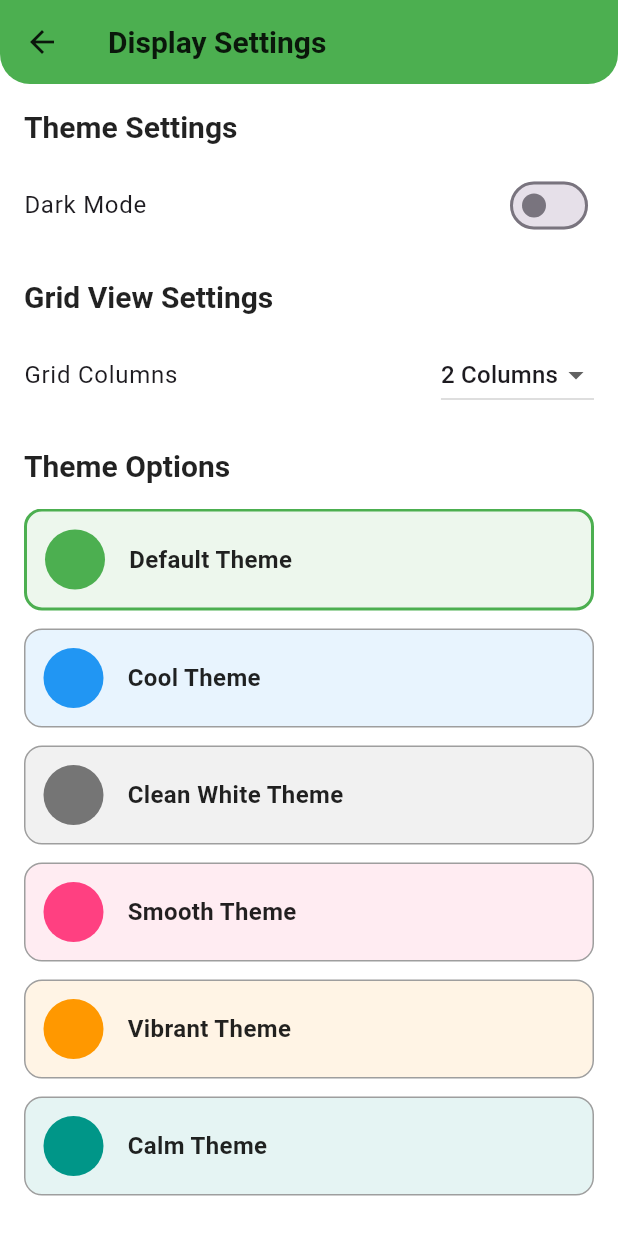
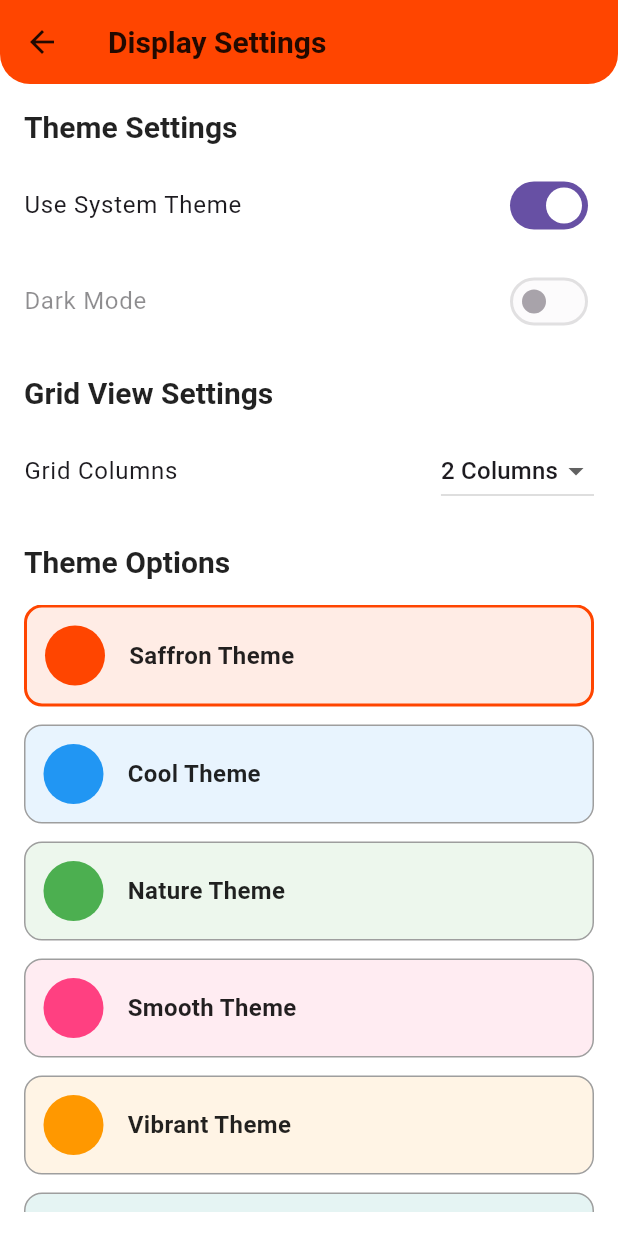
Before and after one commit to DevSon1024/ragadl-app, a Flutter app: the screen it shows after launch, in the side drawer, after a tap on "Display Settings", on a phone screen of 412 x 824 dp. Run offline on Flutter 3.47's test engine with Material 3 defaults, Android fonts, the light colour scheme and no system bars; our stand-ins replace awesome_notifications, cached_network_image, csv, device_info_plus, dio, file_picker and 5 more; missing offline and left inert: flutter_isolate, window_manager.

Commit message:
theme correcction and FAB button padding adjustment for page scrolling

```diff
--- a/lib/main.dart
+++ b/lib/main.dart
@@ -420,6 +420,8 @@ class _HomePageState extends State<HomePage> {
   @override
   Widget build(BuildContext context) {
     return SingleChildScrollView(
+      child: Padding(
+        padding: const EdgeInsets.only(bottom: 80.0), // Add bottom padding to clear BottomAppBar
         child: Column(
           children: [
             // Add draggable region for Windows
@@ -494,7 +496,6 @@ class _HomePageState extends State<HomePage> {
                       color: Theme.of(context).primaryColor,
                     ),
                     title: Text(section['title']),
-                  // Remove explicit drag handle to avoid duplication
                     trailing: Platform.isWindows
                         ? null
                         : Icon(
@@ -507,10 +508,8 @@ class _HomePageState extends State<HomePage> {
                         MaterialPageRoute(builder: (_) => section['page']),
                       );
                     },
-                  // Enable dragging with long press on Windows
                     onLongPress: Platform.isWindows
                         ? () {
-                    // Provide visual feedback for drag start
                       setState(() {});
                     }
                         : null,
@@ -541,10 +540,8 @@ class _HomePageState extends State<HomePage> {
                     ),
                   ),
                   const SizedBox(height: 16),
-                Wrap(
-                  spacing: 12,
-                  runSpacing: 12,
-                  alignment: WrapAlignment.center,
+                  Column(
+                    crossAxisAlignment: CrossAxisAlignment.stretch,
                     children: [
                       _buildSocialMediaItem(
                         context,
@@ -553,6 +550,7 @@ class _HomePageState extends State<HomePage> {
                         'https://www.facebook.com/ragalahari',
                         Colors.blue,
                       ),
+                      const SizedBox(height: 12),
                       _buildSocialMediaItem(
                         context,
                         Icons.alternate_email,
@@ -560,6 +558,7 @@ class _HomePageState extends State<HomePage> {
                         'https://twitter.com/ragalahari',
                         Colors.lightBlue,
                       ),
+                      const SizedBox(height: 12),
                       _buildSocialMediaItem(
                         context,
                         Icons.camera_alt,
@@ -574,6 +573,7 @@ class _HomePageState extends State<HomePage> {
             ),
           ],
         ),
+      ),
     );
   }
 }
--- a/lib/settings/display_settings_page.dart
+++ b/lib/settings/display_settings_page.dart
@@ -37,18 +37,44 @@ class DisplaySettingsPage extends StatelessWidget {
             ),
             const SizedBox(height: 16),
             Consumer<ThemeConfig>(
-              builder: (context, themeConfig, child) => Row(
+              builder: (context, themeConfig, child) => Column(
+                children: [
+                  Row(
+                    mainAxisAlignment: MainAxisAlignment.spaceBetween,
+                    children: [
+                      Text(
+                        'Use System Theme',
+                        style: Theme.of(context).textTheme.bodyLarge,
+                      ),
+                      Switch(
+                        value: themeConfig.useSystemTheme,
+                        onChanged: (value) {
+                          themeConfig.setUseSystemTheme(value);
+                        },
+                      ),
+                    ],
+                  ),
+                  const SizedBox(height: 16),
+                  Row(
                     mainAxisAlignment: MainAxisAlignment.spaceBetween,
                     children: [
                       Text(
                         'Dark Mode',
-                    style: Theme.of(context).textTheme.bodyLarge,
+                        style: Theme.of(context).textTheme.bodyLarge?.copyWith(
+                          color: themeConfig.useSystemTheme
+                              ? Theme.of(context).textTheme.bodyLarge?.color?.withOpacity(0.5)
+                              : Theme.of(context).textTheme.bodyLarge?.color,
+                        ),
                       ),
                       Switch(
                         value: themeConfig.currentThemeMode == ThemeMode.dark,
-                    onChanged: (value) {
+                        onChanged: themeConfig.useSystemTheme
+                            ? null // Disable switch when system theme is enabled
+                            : (value) {
                           themeConfig.toggleTheme();
                         },
+                      ),
+                    ],
                   ),
                 ],
               ),
@@ -99,11 +125,11 @@ class DisplaySettingsPage extends StatelessWidget {
                   children: [
                     _buildThemeContainer(
                       context,
-                      'Default Theme',
-                      Colors.green,
+                      'Saffron Theme',
+                      const Color(0xFFFF4500),
                       themeConfig,
-                      themeName: 'default',
-                      isSelected: themeConfig.currentTheme == 'default',
+                      themeName: 'saffron',
+                      isSelected: themeConfig.currentTheme == 'saffron',
                     ),
                     _buildThemeContainer(
                       context,
@@ -115,11 +141,11 @@ class DisplaySettingsPage extends StatelessWidget {
                     ),
                     _buildThemeContainer(
                       context,
-                      'Clean White Theme',
-                      const Color(0xFF757575),
+                      'Nature Theme',
+                      Colors.green,
                       themeConfig,
-                      themeName: 'cleanWhite',
-                      isSelected: themeConfig.currentTheme == 'cleanWhite',
+                      themeName: 'nature',
+                      isSelected: themeConfig.currentTheme == 'nature',
                     ),
                     _buildThemeContainer(
                       context,
@@ -145,7 +171,6 @@ class DisplaySettingsPage extends StatelessWidget {
                       themeName: 'calm',
                       isSelected: themeConfig.currentTheme == 'calm',
                     ),
-
                   ],
                 ),
               ),
--- a/lib/settings_sidebar.dart
+++ b/lib/settings_sidebar.dart
@@ -161,7 +161,7 @@ class SettingsSidebar extends StatelessWidget {
             Padding(
               padding: const EdgeInsets.all(16.0),
               child: Text(
-                'Version 2.6.2',
+                'Version 2.6.4',
                 style: TextStyle(color: Colors.grey[600], fontSize: 12),
               ),
             ),
--- a/lib/widgets/theme_config.dart
+++ b/lib/widgets/theme_config.dart
@@ -3,7 +3,7 @@ import 'package:shared_preferences/shared_preferences.dart';
 
 class ThemeConfig extends ChangeNotifier {
   // Light Themes
-  static ThemeData defaultTheme = ThemeData(
+  static ThemeData natureTheme = ThemeData(
     primarySwatch: Colors.green,
     primaryColor: Colors.green,
     brightness: Brightness.light,
@@ -11,7 +11,7 @@ class ThemeConfig extends ChangeNotifier {
     cardTheme: CardTheme(
       elevation: 4,
       margin: EdgeInsets.all(8),
-      color: HSLColor.fromColor(Colors.green).withLightness(0.95).toColor(), // Fainted green
+      color: HSLColor.fromColor(Colors.green).withLightness(0.95).toColor(),
     ),
     textTheme: const TextTheme(
       bodyMedium: TextStyle(fontSize: 16, color: Colors.black87),
@@ -28,15 +28,15 @@ class ThemeConfig extends ChangeNotifier {
     ),
   );
 
-  static ThemeData cleanWhiteTheme = ThemeData(
-    primarySwatch: Colors.grey,
-    primaryColor: const Color(0xFF757575), // Neutral grey for accents
+  static ThemeData saffronTheme = ThemeData(
+    primarySwatch: Colors.deepOrange,
+    primaryColor: const Color(0xFFFF4500),
     brightness: Brightness.light,
-    scaffoldBackgroundColor: Colors.white, // Clean white background
-    cardTheme: const CardTheme(
+    scaffoldBackgroundColor: Colors.white,
+    cardTheme: CardTheme(
       elevation: 4,
       margin: EdgeInsets.all(8),
-      color: Color(0xFFF5F5F5), // Light grey for containers
+      color: HSLColor.fromColor(const Color(0xFFFF4500)).withLightness(0.95).toColor(),
     ),
     textTheme: const TextTheme(
       bodyMedium: TextStyle(fontSize: 16, color: Colors.black87),
@@ -44,7 +44,7 @@ class ThemeConfig extends ChangeNotifier {
       titleLarge: TextStyle(fontSize: 20, color: Colors.black87),
     ),
     iconTheme: const IconThemeData(
-      color: Color(0xFF757575), // Neutral grey for icons
+      color: Color(0xFFFF4500),
     ),
     appBarTheme: const AppBarTheme(
       backgroundColor: Colors.white,
@@ -61,7 +61,7 @@ class ThemeConfig extends ChangeNotifier {
     cardTheme: CardTheme(
       elevation: 4,
       margin: EdgeInsets.all(8),
-      color: HSLColor.fromColor(Colors.pinkAccent).withLightness(0.95).toColor(), // Fainted pink
+      color: HSLColor.fromColor(Colors.pinkAccent).withLightness(0.95).toColor(),
     ),
     textTheme: const TextTheme(
       bodyMedium: TextStyle(fontSize: 16, color: Colors.black87),
@@ -86,7 +86,7 @@ class ThemeConfig extends ChangeNotifier {
     cardTheme: CardTheme(
       elevation: 4,
       margin: EdgeInsets.all(8),
-      color: HSLColor.fromColor(Colors.orange).withLightness(0.95).toColor(), // Fainted orange
+      color: HSLColor.fromColor(Colors.orange).withLightness(0.95).toColor(),
     ),
     textTheme: const TextTheme(
       bodyMedium: TextStyle(fontSize: 16, color: Colors.black87),
@@ -111,7 +111,7 @@ class ThemeConfig extends ChangeNotifier {
     cardTheme: CardTheme(
       elevation: 4,
       margin: EdgeInsets.all(8),
-      color: HSLColor.fromColor(Colors.teal).withLightness(0.95).toColor(), // Fainted teal
+      color: HSLColor.fromColor(Colors.teal).withLightness(0.95).toColor(),
     ),
     textTheme: const TextTheme(
       bodyMedium: TextStyle(fontSize: 16, color: Colors.black87),
@@ -136,7 +136,7 @@ class ThemeConfig extends ChangeNotifier {
     cardTheme: const CardTheme(
       elevation: 4,
       margin: EdgeInsets.all(8),
-      color: Color(0xFFE3F2FD), // Fainted blue
+      color: Color(0xFFE3F2FD),
     ),
     textTheme: const TextTheme(
       bodyMedium: TextStyle(fontSize: 16, color: Colors.black87),
@@ -154,7 +154,7 @@ class ThemeConfig extends ChangeNotifier {
   );
 
   // Dark Themes
-  static ThemeData defaultDarkTheme = ThemeData(
+  static ThemeData natureDarkTheme = ThemeData(
     primaryColor: const Color(0xFF2E7D32),
     colorScheme: const ColorScheme.dark(
       primary: Color(0xFF2E7D32),
@@ -169,7 +169,7 @@ class ThemeConfig extends ChangeNotifier {
     cardTheme: CardTheme(
       elevation: 4,
       margin: EdgeInsets.all(8),
-      color: HSLColor.fromColor(const Color(0xFF2E7D32)).withLightness(0.3).toColor(), // Darkened green for containers
+      color: HSLColor.fromColor(const Color(0xFF2E7D32)).withLightness(0.3).toColor(),
     ),
     textTheme: const TextTheme(
       bodyMedium: TextStyle(fontSize: 16, color: Color(0xFFFFFFFF)),
@@ -186,11 +186,11 @@ class ThemeConfig extends ChangeNotifier {
     ),
   );
 
-  static ThemeData cleanWhiteDarkTheme = ThemeData(
-    primaryColor: const Color(0xFF616161),
+  static ThemeData saffronDarkTheme = ThemeData(
+    primaryColor: const Color(0xFFCE3F08),
     colorScheme: const ColorScheme.dark(
-      primary: Color(0xFF616161),
-      secondary: Color(0xFF9E9E9E),
+      primary: Color(0xFFCE3F08),
+      secondary: Color(0xFFFF6F00),
       surface: Color(0xFF424242),
       onPrimary: Color(0xFFFFFFFF),
       onSecondary: Color(0xFFFFFFFF),
@@ -198,10 +198,10 @@ class ThemeConfig extends ChangeNotifier {
     ),
     scaffoldBackgroundColor: const Color(0xFF212121),
     brightness: Brightness.dark,
-    cardTheme: const CardTheme(
+    cardTheme: CardTheme(
       elevation: 4,
       margin: EdgeInsets.all(8),
-      color: Color(0xFF424242),
+      color: HSLColor.fromColor(const Color(0xFFCE3F08)).withLightness(0.3).toColor(),
     ),
     textTheme: const TextTheme(
       bodyMedium: TextStyle(fontSize: 16, color: Color(0xFFFFFFFF)),
@@ -209,7 +209,7 @@ class ThemeConfig extends ChangeNotifier {
       titleLarge: TextStyle(fontSize: 20, color: Color(0xFFFFFFFF)),
     ),
     iconTheme: const IconThemeData(
-      color: Color(0xFF616161),
+      color: Color(0xFFCE3F08),
     ),
     appBarTheme: const AppBarTheme(
       backgroundColor: Color(0xFF212121),
@@ -233,7 +233,7 @@ class ThemeConfig extends ChangeNotifier {
     cardTheme: CardTheme(
       elevation: 4,
       margin: EdgeInsets.all(8),
-      color: HSLColor.fromColor(const Color(0xFFC2185B)).withLightness(0.3).toColor(), // Darkened pink for containers
+      color: HSLColor.fromColor(const Color(0xFFC2185B)).withLightness(0.3).toColor(),
     ),
     textTheme: const TextTheme(
       bodyMedium: TextStyle(fontSize: 16, color: Color(0xFFFFFFFF)),
@@ -265,7 +265,7 @@ class ThemeConfig extends ChangeNotifier {
     cardTheme: CardTheme(
       elevation: 4,
       margin: EdgeInsets.all(8),
-      color: HSLColor.fromColor(const Color(0xFFF57C00)).withLightness(0.3).toColor(), // Darkened orange for containers
+      color: HSLColor.fromColor(const Color(0xFFF57C00)).withLightness(0.3).toColor(),
     ),
     textTheme: const TextTheme(
       bodyMedium: TextStyle(fontSize: 16, color: Color(0xFFFFFFFF)),
@@ -297,7 +297,7 @@ class ThemeConfig extends ChangeNotifier {
     cardTheme: CardTheme(
       elevation: 4,
       margin: EdgeInsets.all(8),
-      color: HSLColor.fromColor(const Color(0xFF00695C)).withLightness(0.3).toColor(), // Darkened teal for containers
+      color: HSLColor.fromColor(const Color(0xFF00695C)).withLightness(0.3).toColor(),
     ),
     textTheme: const TextTheme(
       bodyMedium: TextStyle(fontSize: 16, color: Color(0xFFFFFFFF)),
@@ -346,14 +346,16 @@ class ThemeConfig extends ChangeNotifier {
     ),
   );
 
-  ThemeMode _currentThemeMode = ThemeMode.system;
-  String _currentTheme = 'default'; // Set default theme
+  ThemeMode _currentThemeMode = ThemeMode.light; // Default to light for manual mode
+  bool _useSystemTheme = true; // Default to follow system theme
+  String _currentTheme = 'saffron'; // Default to Saffron theme
 
   // Add keys for SharedPreferences
   static const String _themeModeKey = 'theme_mode';
   static const String _themeNameKey = 'theme_name';
+  static const String _useSystemThemeKey = 'use_system_theme';
+  static const String _gridColumnsKey = 'grid_columns';
   int _gridColumns = 2; // Default to 2 columns
-  static const String _gridColumnsKey = 'grid_columns';
 
   ThemeConfig() {
     _loadTheme();
@@ -365,11 +367,15 @@ class ThemeConfig extends ChangeNotifier {
     if (themeModeIndex != null) {
       _currentThemeMode = ThemeMode.values[themeModeIndex];
     }
+    final useSystem = prefs.getBool(_useSystemThemeKey);
+    if (useSystem != null) {
+      _useSystemTheme = useSystem;
+    }
     final themeName = prefs.getString(_themeNameKey);
     if (themeName != null) {
       _currentTheme = themeName;
     } else {
-      _currentTheme = 'default'; // Ensure default theme if no saved theme
+      _currentTheme = 'saffron';
     }
     final gridCols = prefs.getInt(_gridColumnsKey);
     if (gridCols != null) {
@@ -381,6 +387,7 @@ class ThemeConfig extends ChangeNotifier {
   Future<void> _saveTheme() async {
     final prefs = await SharedPreferences.getInstance();
     await prefs.setInt(_themeModeKey, _currentThemeMode.index);
+    await prefs.setBool(_useSystemThemeKey, _useSystemTheme);
     await prefs.setString(_themeNameKey, _currentTheme);
     await prefs.setInt(_gridColumnsKey, _gridColumns);
   }
@@ -395,11 +402,18 @@ class ThemeConfig extends ChangeNotifier {
     }
   }
 
-  ThemeMode get currentThemeMode => _currentThemeMode;
+  ThemeMode get currentThemeMode => _useSystemTheme ? ThemeMode.system : _currentThemeMode;
   String get currentTheme => _currentTheme;
+  bool get useSystemTheme => _useSystemTheme;
 
   void toggleTheme() {
     _currentThemeMode = _currentThemeMode == ThemeMode.light ? ThemeMode.dark : ThemeMode.light;
+    _saveTheme();
+    notifyListeners();
+  }
+
+  void setUseSystemTheme(bool value) {
+    _useSystemTheme = value;
     _saveTheme();
     notifyListeners();
   }
@@ -412,8 +426,10 @@ class ThemeConfig extends ChangeNotifier {
 
   ThemeData get lightTheme {
     switch (_currentTheme) {
-      case 'cleanWhite':
-        return cleanWhiteTheme;
+      case 'nature':
+        return natureTheme;
+      case 'saffron':
+        return saffronTheme;
       case 'smooth':
         return smoothTheme;
       case 'vibrant':
@@ -423,14 +439,16 @@ class ThemeConfig extends ChangeNotifier {
       case 'white':
         return whiteTheme;
       default:
-        return defaultTheme;
+        return saffronTheme;
     }
   }
 
   ThemeData get darkTheme {
     switch (_currentTheme) {
-      case 'cleanWhite':
-        return cleanWhiteDarkTheme;
+      case 'nature':
+        return natureDarkTheme;
+      case 'saffron':
+        return saffronDarkTheme;
       case 'smooth':
         return smoothDarkTheme;
       case 'vibrant':
@@ -440,7 +458,7 @@ class ThemeConfig extends ChangeNotifier {
       case 'white':
         return whiteDarkTheme;
       default:
-        return defaultDarkTheme;
+        return saffronDarkTheme;
     }
   }
 }
```
Lines whose indentation alone changed are shown as unchanged.
